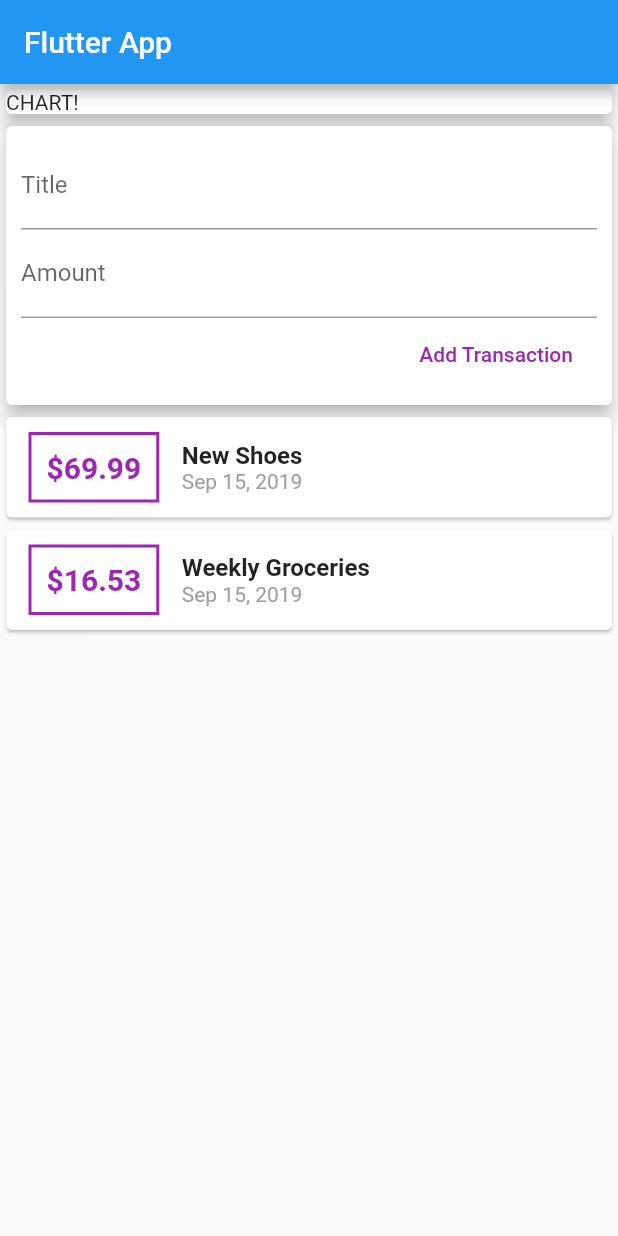
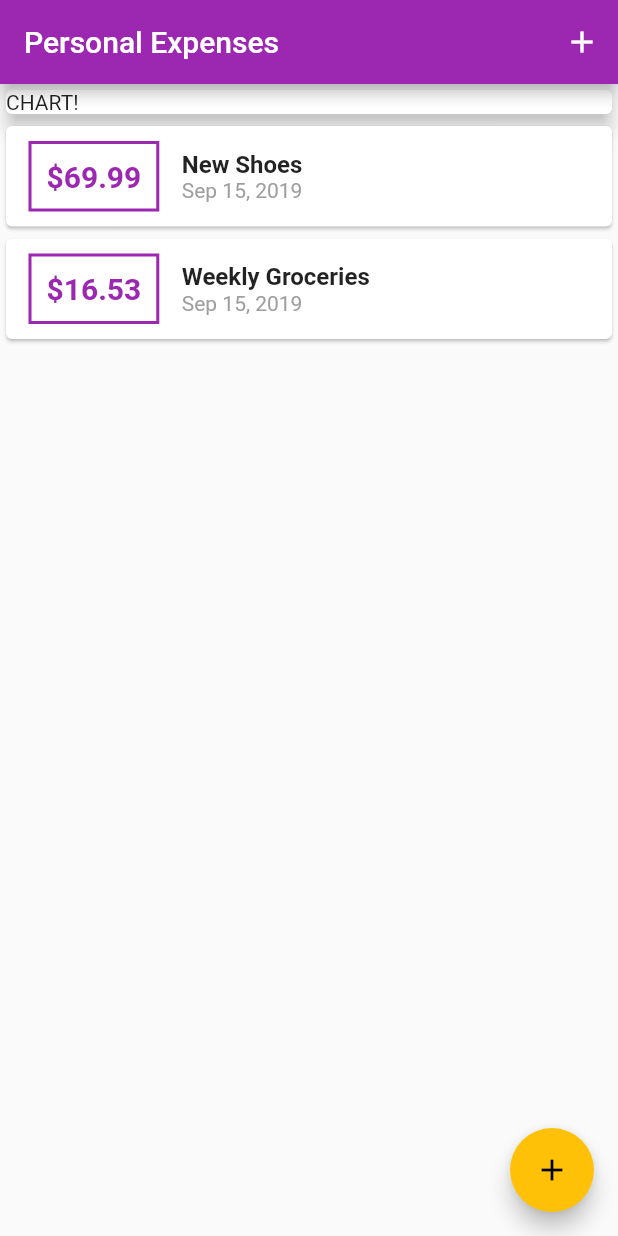
Before and after one commit to binarycook2016/Spending-Tracker-Flutter-App, a Flutter app: the screen it shows after launch, on a phone screen of 412 x 824 dp. Run offline on Flutter 3.47's test engine with Material 2 defaults, Android fonts, the phone set to English and light mode, and no system bars.

```diff
--- a/lib/main.dart
+++ b/lib/main.dart
@@ -1,6 +1,11 @@
 import 'package:flutter/material.dart';
 
-import './widgets/user_transactions.dart';
+import './widgets/new_transaction.dart';
+import './widgets/transaction_list.dart';
+
+import './models/transaction.dart';
+
+
 
 void main() => runApp(MyApp());
 
@@ -8,26 +13,74 @@ class MyApp extends StatelessWidget {
   @override
   Widget build(BuildContext context) {
     return MaterialApp(
-      title: 'Flutter App',
-      // theme: ThemeData(
-      //   primarySwatch: Colors.blue,
-      // ),
+      title: 'Personal Expenses',
+      theme: ThemeData(
+        primarySwatch: Colors.purple,
+        accentColor: Colors.amber,
+      ),
       home: MyHomePage(),
     );
   }
 }
 
-class MyHomePage extends StatelessWidget {
+class MyHomePage extends StatefulWidget {
   // String titleInput;
   // String amountInput;
-  final titleController = TextEditingController();
-  final amountController = TextEditingController();
+  @override
+  _MyHomePageState createState() => _MyHomePageState();
+}
+
+class _MyHomePageState extends State<MyHomePage> {
+  final List<Transaction> _userTransaction = [
+    Transaction(
+      id: 't1',
+      title: 'New Shoes',
+      amount: 69.99,
+      date: DateTime.now(),
+    ),
+    Transaction(
+      id: 't2',
+      title: 'Weekly Groceries',
+      amount: 16.53,
+      date: DateTime.now(),
+    ),
+  ];
+
+  void _addNewTransaction(String title, double amount) {
+    final newTx = Transaction(
+      title: title,
+      amount: amount,
+      date: DateTime.now(),
+      id: DateTime.now().toString(),
+    );
+
+    setState(() {
+      _userTransaction.add(newTx);
+    });
+  }
+
+  void _startAddNewTransaction(BuildContext ctx) {
+    showModalBottomSheet(
+      context: ctx,
+      builder: (_) {
+        return NewTransaction(_addNewTransaction);
+      },
+    );
+  }
 
   @override
   Widget build(BuildContext context) {
     return Scaffold(
       appBar: AppBar(
-        title: Text('Flutter App'),
+        title: Text('Personal Expenses'),
+        actions: <Widget>[
+          IconButton(
+            icon: Icon(
+              Icons.add,
+            ),
+            onPressed: () => _startAddNewTransaction(context),
+          ),
+        ],
       ),
       body: Column(
         // mainAxisAlignment: MainAxisAlignment.start,
@@ -40,8 +93,15 @@ class MyHomePage extends StatelessWidget {
               elevation: 5,
             ),
           ),
-          UserTransactions(),
+          TransactionList(_userTransaction),
         ],
+      ),
+      // floatingActionButtonLocation: FloatingActionButtonLocation.centerFloat,
+      floatingActionButton: FloatingActionButton(
+        child: Icon(
+          Icons.add,
+        ),
+        onPressed: () => _startAddNewTransaction(context),
       ),
     );
   }
--- a/lib/widgets/new_transaction.dart
+++ b/lib/widgets/new_transaction.dart
@@ -1,11 +1,18 @@
 import 'package:flutter/material.dart';
 
-class NewTransaction extends StatelessWidget {
+class NewTransaction extends StatefulWidget {
   final Function addTx;
-  final titleController = TextEditingController();
-  final amountController = TextEditingController();
 
   NewTransaction(this.addTx);
+
+  @override
+  _NewTransactionState createState() => _NewTransactionState();
+}
+
+class _NewTransactionState extends State<NewTransaction> {
+  final titleController = TextEditingController();
+
+  final amountController = TextEditingController();
 
   void submitData() {
     final enteredTitle = titleController.text;
@@ -15,10 +22,12 @@ class NewTransaction extends StatelessWidget {
       return;
     }
 
-    addTx(
+    widget.addTx(
       enteredTitle,
       enteredAmount,
     );
+
+    Navigator.of(context).pop();
   }
 
   @override
--- a/lib/widgets/transaction_list.dart
+++ b/lib/widgets/transaction_list.dart
@@ -24,7 +24,7 @@ class TransactionList extends StatelessWidget {
                   ),
                   decoration: BoxDecoration(
                     border: Border.all(
-                      color: Colors.purple,
+                      color: Theme.of(context).primaryColor,
                       width: 2,
                     ),
                   ),
@@ -34,7 +34,7 @@ class TransactionList extends StatelessWidget {
                     style: TextStyle(
                       fontWeight: FontWeight.bold,
                       fontSize: 20,
-                      color: Colors.purple,
+                      color: Theme.of(context).primaryColor,
                     ),
                   ),
                 ),
--- a/lib/widgets/user_transactions.dart
+++ /dev/null
@@ -1,51 +0,0 @@
-import 'package:flutter/material.dart';
-
-import './transaction_list.dart';
-import './new_transaction.dart';
-
-import '../models/transaction.dart';
-
-class UserTransactions extends StatefulWidget {
-  @override
-  _UserTransactionsState createState() => _UserTransactionsState();
-}
-
-class _UserTransactionsState extends State<UserTransactions> {
-  final List<Transaction> _userTransaction = [
-    Transaction(
-      id: 't1',
-      title: 'New Shoes',
-      amount: 69.99,
-      date: DateTime.now(),
-    ),
-    Transaction(
-      id: 't2',
-      title: 'Weekly Groceries',
-      amount: 16.53,
-      date: DateTime.now(),
-    ),
-  ];
-
-  void _addNewTransaction(String title, double amount) {
-    final newTx = Transaction(
-      title: title,
-      amount: amount,
-      date: DateTime.now(),
-      id: DateTime.now().toString(),
-    );
-
-    setState(() {
-      _userTransaction.add(newTx);
-    });
-  }
-
-  @override
-  Widget build(BuildContext context) {
-    return Column(
-      children: <Widget>[
-        NewTransaction(_addNewTransaction),
-        TransactionList(_userTransaction),
-      ],
-    );
-  }
-}
```
Also changed, not shown: pubspec.lock, 1 other file.
